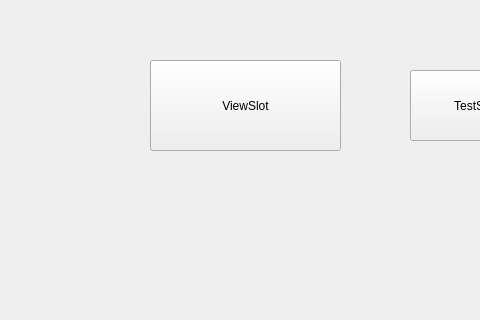
yhs-coder/qt_code, file src/test_signal_slot/test_signal_slot/test_signal_slot.ui: the form before one commit; both pictures show x 0 to 480 and y 140 to 460 of the 745 by 460 pixel window.
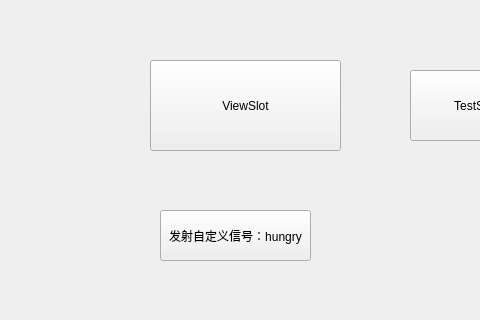
The form after the commit.

Commit message: 自定义信号槽

```diff
--- a/src/test_signal_slot/test_signal_slot/test_signal_slot.ui
+++ b/src/test_signal_slot/test_signal_slot/test_signal_slot.ui
@@ -65,6 +65,19 @@
     <string>TestSlot</string>
    </property>
   </widget>
+  <widget class="QPushButton" name="hungry">
+   <property name="geometry">
+    <rect>
+     <x>160</x>
+     <y>350</y>
+     <width>151</width>
+     <height>51</height>
+    </rect>
+   </property>
+   <property name="text">
+    <string>发射自定义信号：hungry</string>
+   </property>
+  </widget>
  </widget>
  <layoutdefault spacing="6" margin="11"/>
  <resources>
```
Left out of the diff: 6 changed lines with no effect on the pictures. The commit also changes 40 other files.
